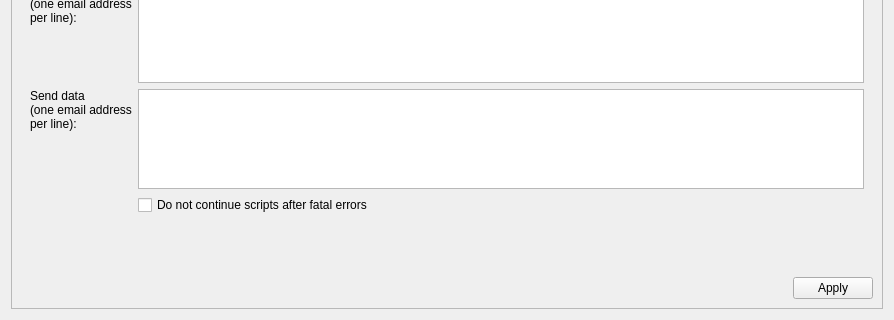
First picture: the form in nicos_ess/gui/panels/ui_files/setup_exp.ui, repository mlz-ictrl/nicos, before the edit; both pictures show x 0 to 894 and y 326 to 646 of the 894 by 646 pixel window.
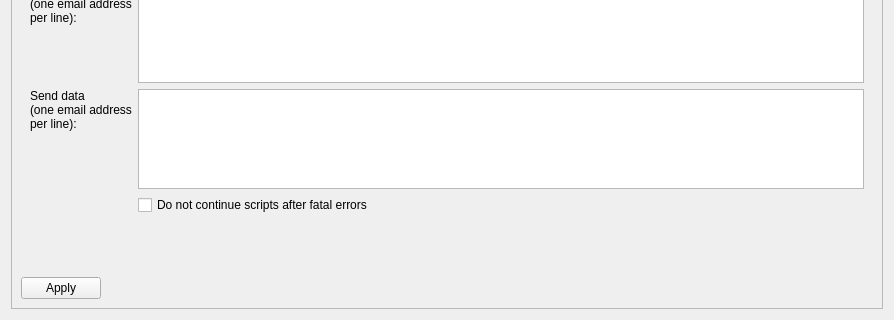
Second picture: the form after the edit.

Commit message:
ESS: Move apply button to the right on exp panel
To be consistent with the other tabs.

```diff
--- a/nicos_ess/gui/panels/ui_files/setup_exp.ui
+++ b/nicos_ess/gui/panels/ui_files/setup_exp.ui
@@ -261,6 +261,9 @@
       </item>
       <item row="3" column="0" colspan="2">
        <widget class="QDialogButtonBox" name="buttonBox">
+        <property name="layoutDirection">
+         <enum>Qt::RightToLeft</enum>
+        </property>
         <property name="standardButtons">
          <set>QDialogButtonBox::Apply</set>
         </property>
```
